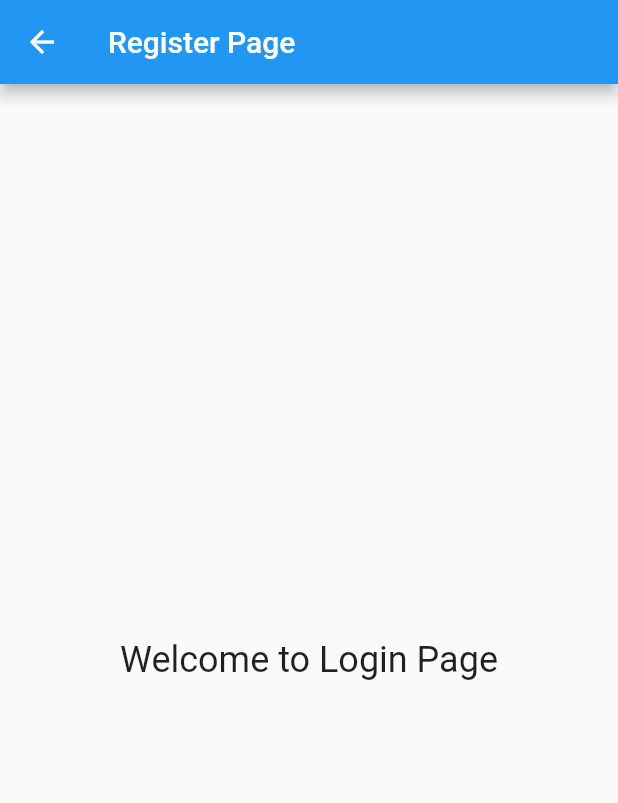
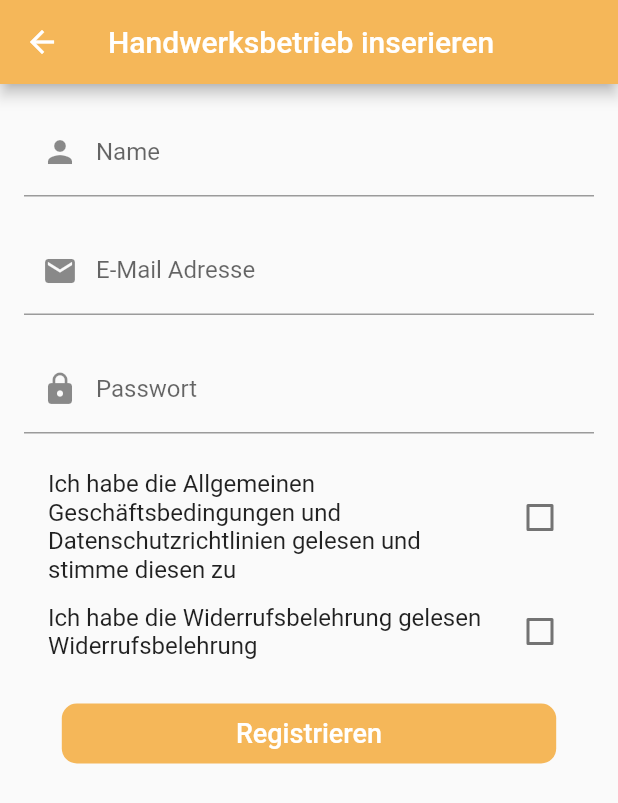
Before and after one commit to harundemirkaya/volkshandwerker, a Flutter app: the RegisterPage screen opened directly, on a phone screen of 412 x 824 dp. Shown: the top 803 px of the screen. Run offline on Flutter 3.47's test engine with Material 2 defaults, Android fonts, the light colour scheme and no system bars; network calls fail.

Commit message:
Register Page Optimized

```diff
--- a/lib/Views/register_page.dart
+++ b/lib/Views/register_page.dart
@@ -1,16 +1,101 @@
+// ignore_for_file: prefer_const_constructors
+
 import 'package:flutter/material.dart';
 
 class RegisterPage extends StatelessWidget {
+  final ValueNotifier<bool> _checkBoxNotifier = ValueNotifier(false);
+  final ValueNotifier<bool> _checkBoxNotifierTwo = ValueNotifier(false);
+
   @override
   Widget build(BuildContext context) {
     return Scaffold(
       appBar: AppBar(
-        title: Text('Register Page'),
+        backgroundColor: const Color.fromRGBO(245, 183, 89, 1),
+        title: Text('Handwerksbetrieb inserieren'),
       ),
-      body: Center(
-        child: Text(
-          'Welcome to Login Page',
-          style: TextStyle(fontSize: 24),
+      body: SingleChildScrollView(
+        child: Padding(
+          padding: const EdgeInsets.all(16.0),
+          child: Column(
+            children: <Widget>[
+              TextField(
+                decoration: InputDecoration(
+                  prefixIcon: Icon(Icons.person),
+                  labelText: 'Name',
+                ),
+              ),
+              SizedBox(height: 20.0),
+              TextField(
+                obscureText: true,
+                decoration: InputDecoration(
+                  prefixIcon: Icon(Icons.email),
+                  labelText: 'E-Mail Adresse',
+                ),
+              ),
+              SizedBox(
+                height: 20,
+              ),
+              TextField(
+                obscureText: true,
+                decoration: InputDecoration(
+                  prefixIcon: Icon(Icons.lock),
+                  labelText: 'Passwort',
+                ),
+              ),
+              SizedBox(
+                height: 20,
+              ),
+              ValueListenableBuilder<bool>(
+                valueListenable: _checkBoxNotifier,
+                builder: (context, value, child) {
+                  return CheckboxListTile(
+                    title: Text(
+                        'Ich habe die Allgemeinen Geschäftsbedingungen und Datenschutzrichtlinien gelesen und stimme diesen zu'),
+                    value: value,
+                    onChanged: (bool? newValue) {
+                      _checkBoxNotifier.value = newValue ?? false;
+                    },
+                  );
+                },
+              ),
+              ValueListenableBuilder<bool>(
+                valueListenable: _checkBoxNotifierTwo,
+                builder: (context, value, child) {
+                  return CheckboxListTile(
+                    title: Text(
+                        'Ich habe die Widerrufsbelehrung gelesen Widerrufsbelehrung'),
+                    value: value,
+                    onChanged: (bool? newValue) {
+                      _checkBoxNotifierTwo.value = newValue ?? false;
+                    },
+                  );
+                },
+              ),
+              SizedBox(
+                height: 20,
+              ),
+              Container(
+                width: MediaQuery.of(context).size.width * 0.8,
+                height: 40,
+                decoration: BoxDecoration(
+                  color: Color.fromRGBO(245, 183, 89, 1),
+                  borderRadius: BorderRadius.circular(10),
+                ),
+                child: TextButton(
+                  onPressed: () {
+                    //
+                  },
+                  child: Text(
+                    'Registrieren',
+                    style: TextStyle(
+                      fontSize: 18,
+                      color: Colors.white,
+                    ),
+                  ),
+                ),
+              ),
+            ],
+          ),
         ),
       ),
     );
```
